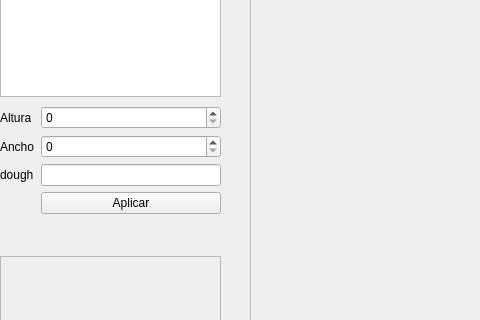
Old version of the form editor_src/mainwindow.ui in the repository gonzalomartinezs/Wolfenstein3D; both pictures show x 0 to 480 and y 104 to 424 of the 896 by 520 pixel window.
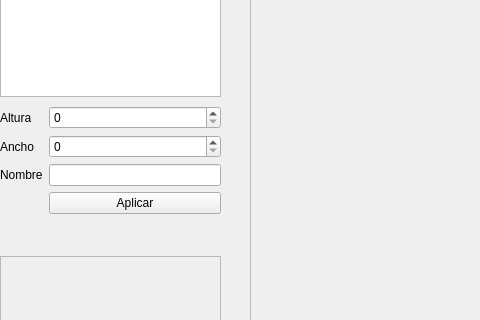
New version of the form. Custom widgets are drawn as their Qt base class.

Commit message: arreglo identacion del main

What changed in the file:
```diff
--- a/editor_src/mainwindow.ui
+++ b/editor_src/mainwindow.ui
@@ -97,7 +97,7 @@
        <item row="2" column="0">
         <widget class="QLabel" name="label_3">
          <property name="text">
-          <string>dough</string>
+          <string>Nombre</string>
          </property>
         </widget>
        </item>
```
